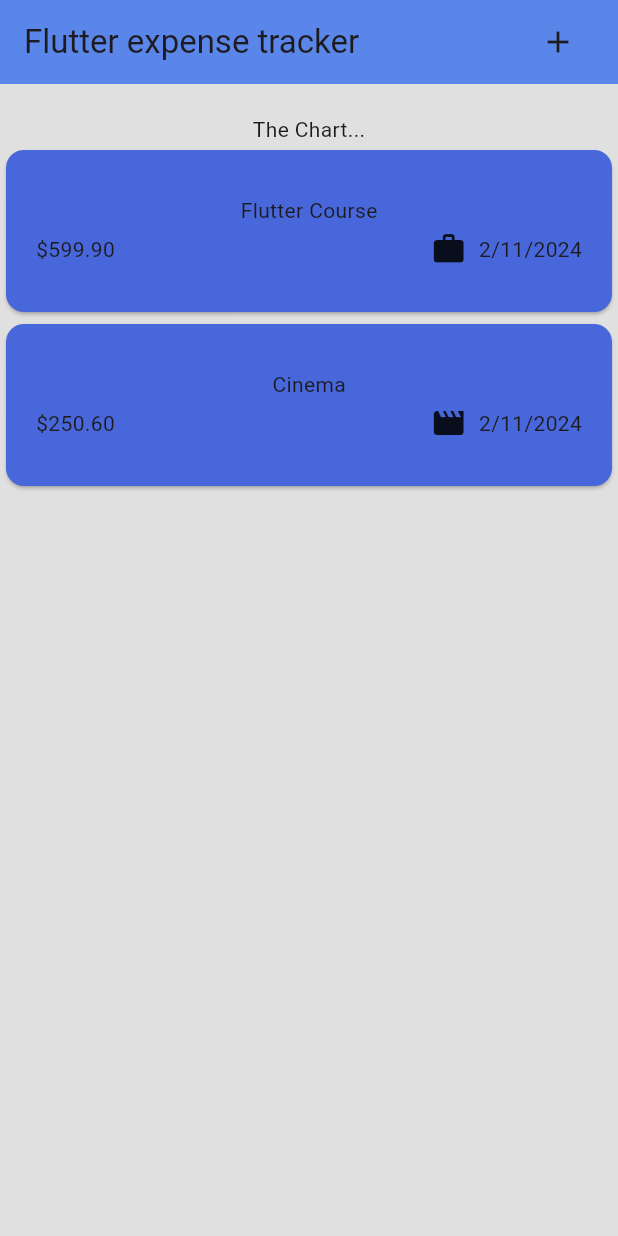
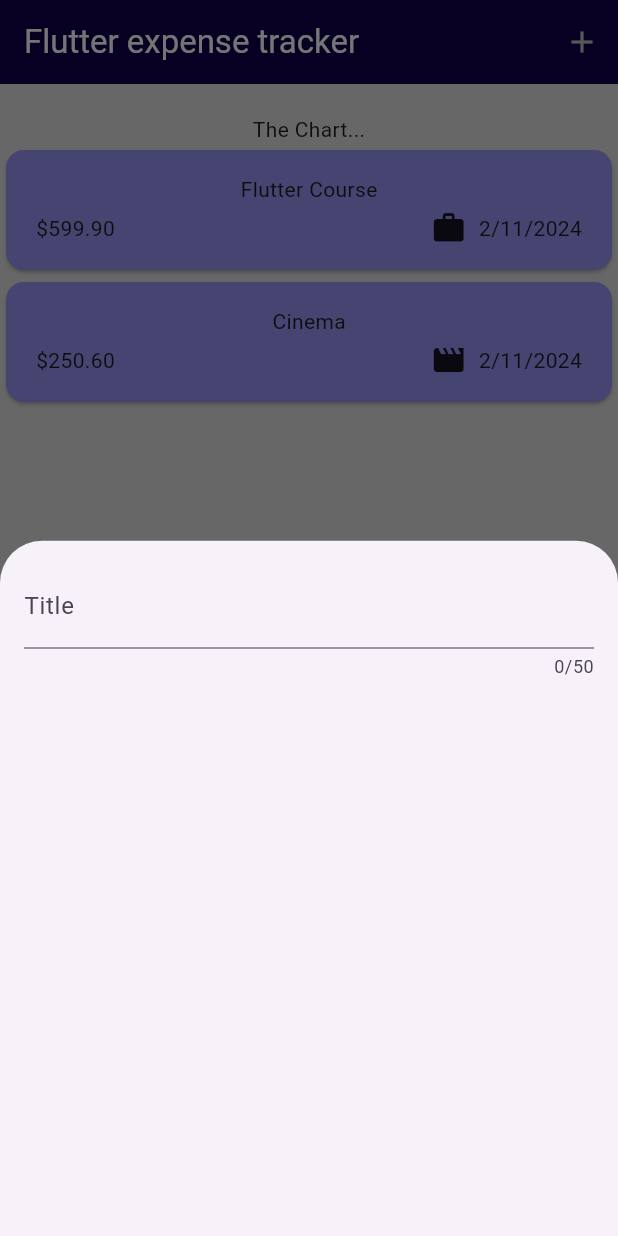
Before and after one commit to Manjunath-6499/expensive_tracker_app, a Flutter app: the screen it shows after launch, after a tap on the "add" icon, on a phone screen of 412 x 824 dp. Run offline on Flutter 3.47's test engine with Material 3 defaults, Android fonts, the phone set to English and light mode, and no system bars.

Commit message:
created a new text field

```diff
--- a/lib/main.dart
+++ b/lib/main.dart
@@ -2,8 +2,8 @@ import 'package:expensive_tracker_app/widgets/expense_list/expenses.dart';
 import "package:flutter/material.dart";
 
 void main() {
-  runApp(const MaterialApp(
-    debugShowCheckedModeBanner: false,
-    home: Expenses(), // todo: add main widget here....
+  runApp(MaterialApp(
+    theme: ThemeData(useMaterial3: true),
+    home: const Expenses(), // todo: add main widget here....
   ));
 }
--- a/lib/widgets/expense_list/expense_item.dart
+++ b/lib/widgets/expense_list/expense_item.dart
@@ -9,11 +9,11 @@ class ExpenseItem extends StatelessWidget {
   @override
   Widget build(BuildContext context) {
     return Card(
-      color: const Color.fromARGB(255, 71, 103, 218),
+      color: Color.fromARGB(255, 153, 149, 244),
       child: Padding(
         padding: const EdgeInsets.symmetric(
           horizontal: 20,
-          vertical: 30,
+          vertical: 16,
         ),
         child: Column(
           children: [
--- a/lib/widgets/expense_list/expenses.dart
+++ b/lib/widgets/expense_list/expenses.dart
@@ -1,5 +1,6 @@
 import 'package:expensive_tracker_app/widgets/expense_list/expense_list.dart';
 import "package:expensive_tracker_app/model/expense.dart";
+import "package:expensive_tracker_app/widgets/expense_list/new_expense.dart";
 import "package:flutter/material.dart";
 
 class Expenses extends StatefulWidget {
@@ -25,20 +26,34 @@ class _ExpensesState extends State<Expenses> {
         date: DateTime.now(),
         category: Category.leisure),
   ];
+
+  void _openAddExpenseOverlay() {
+    showModalBottomSheet(
+      context: context,
+      builder: (ctx) => const NewExpense(),
+    );
+  }
+
   @override
   Widget build(BuildContext context) {
     return Scaffold(
       appBar: AppBar(
-        title: Row(
-          mainAxisAlignment: MainAxisAlignment.spaceBetween,
-          children: [
-            const Text(
-              "Flutter expense tracker",
+        title: const Text(
+          "Flutter expense tracker ",
+          style: TextStyle(
+            color: Colors.white,
+          ),
+        ),
+        actions: [
+          IconButton(
+            onPressed: _openAddExpenseOverlay,
+            icon: const Icon(
+              Icons.add,
+              color: Color.fromARGB(255, 193, 191, 191),
             ),
-            IconButton(onPressed: () {}, icon: const Icon(Icons.add))
-          ],
-        ),
-        backgroundColor: const Color.fromARGB(255, 89, 134, 232),
+          )
+        ],
+        backgroundColor: const Color.fromARGB(255, 15, 1, 75),
       ),
       backgroundColor: Colors.grey.shade300,
       body: Column(
--- /dev/null
+++ b/lib/widgets/expense_list/new_expense.dart
@@ -0,0 +1,25 @@
+import "package:flutter/material.dart";
+
+class NewExpense extends StatefulWidget {
+  const NewExpense({super.key});
+
+  @override
+  State<NewExpense> createState() => _NewExpenseState();
+}
+
+class _NewExpenseState extends State<NewExpense> {
+  @override
+  Widget build(BuildContext context) {
+    return const Padding(
+      padding: EdgeInsets.all(16.0),
+      child: Column(
+        children: [
+          TextField(
+            maxLength: 50,
+            decoration: InputDecoration(label: Text("Title")),
+          )
+        ],
+      ),
+    );
+  }
+}
```
